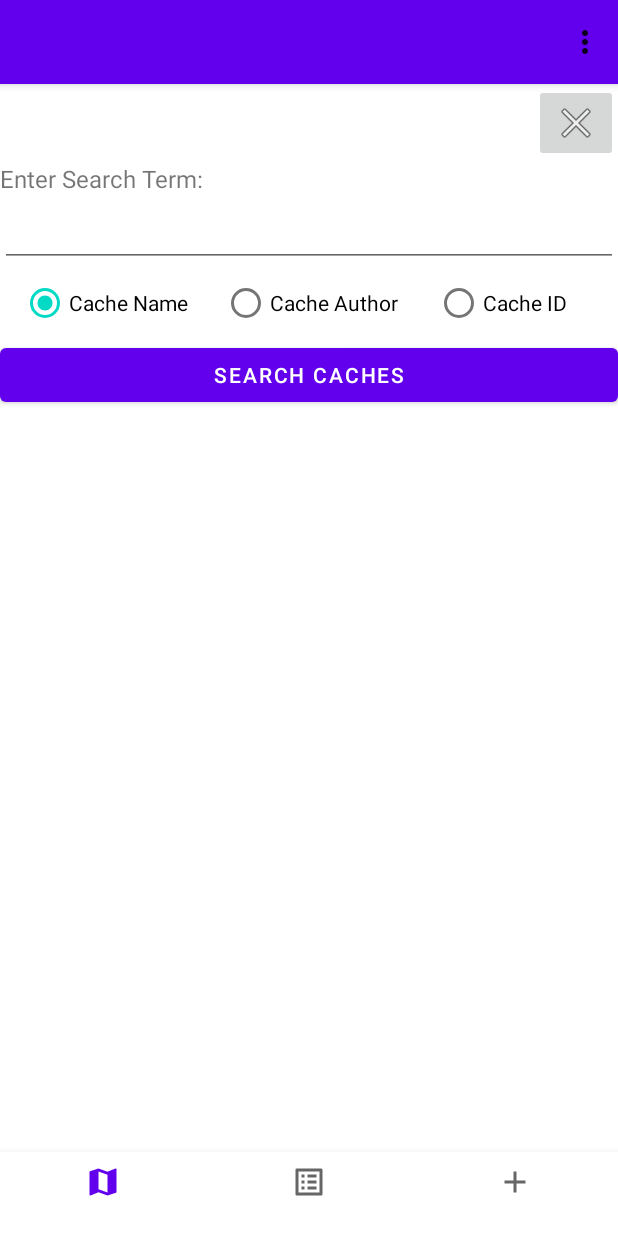
After one commit to LNeuf/CMPT370-GeocacheApp, an Android app: the fragment SearchCacheFragment placed in its activity, on a phone screen of 412 x 824 dp. The commit adds this screen. Run offline under Robolectric (Android 15) with nearby library versions, the phone set to English and light mode, and no system bars; our stand-ins replace Room's generated code; libraries missing offline, so code that uses them is left out: com.google.maps.android; 1 statement that could not run was skipped.

Commit message:
Added search by cache name, cache author and cache ID Added search fragment for testing/using search functionality Added some database queries for getting caches by author and cache name text Added SearchCacheFragment to UI to test Added search option to toolbar

```diff
--- a/app/src/main/java/com/cmpt370_geocacheapp/MainActivity.java
+++ b/app/src/main/java/com/cmpt370_geocacheapp/MainActivity.java
@@ -54,6 +54,7 @@ public class MainActivity extends AppCompatActivity implements IModelListener, M
     private CacheCreateFragment cacheCreateFragment;
     private RecommendCacheFragment recommendCacheFragment;
     private FilterCacheFragment filterCacheFragment;
+    private SearchCacheFragment searchCacheFragment;
     private ApplicationController controller;
     private ApplicationModel model;
     private InteractionModel iModel;
@@ -90,6 +91,7 @@ public class MainActivity extends AppCompatActivity implements IModelListener, M
         cacheCreateFragment = new CacheCreateFragment();
         recommendCacheFragment = new RecommendCacheFragment();
         filterCacheFragment = new FilterCacheFragment();
+        searchCacheFragment = new SearchCacheFragment();
 
 
         // MVC linking
@@ -101,6 +103,7 @@ public class MainActivity extends AppCompatActivity implements IModelListener, M
         cacheCreateFragment.setController(controller);
         recommendCacheFragment.setController(controller);
         filterCacheFragment.setController(controller);
+        searchCacheFragment.setController(controller);
 
         model.addSubscriber(listFragment);
         model.addSubscriber(this);
@@ -117,6 +120,7 @@ public class MainActivity extends AppCompatActivity implements IModelListener, M
         fragmentTransaction.add(R.id.frame_layout, cacheCreateFragment);
         fragmentTransaction.add(R.id.frame_layout, recommendCacheFragment);
         fragmentTransaction.add(R.id.frame_layout, filterCacheFragment);
+        fragmentTransaction.add(R.id.frame_layout, searchCacheFragment);
         fragmentTransaction.commit();
 
         // hide list and create fragments on startup - Google Map is always shown below
@@ -124,6 +128,7 @@ public class MainActivity extends AppCompatActivity implements IModelListener, M
         hideFragment(cacheCreateFragment);
         hideFragment(filterCacheFragment);
         hideFragment(recommendCacheFragment);
+        hideFragment(searchCacheFragment);
 
         // setup bottom navigation events
         binding.bottomNavigationView.setOnItemSelectedListener(item -> {
@@ -150,10 +155,17 @@ public class MainActivity extends AppCompatActivity implements IModelListener, M
                 case R.id.filter_caches:
                     showFragment(filterCacheFragment);
                     hideFragment(recommendCacheFragment);
+                    hideFragment(searchCacheFragment);
                     break;
                 case R.id.recommend_caches:
                     showFragment(recommendCacheFragment);
                     hideFragment(filterCacheFragment);
+                    hideFragment(searchCacheFragment);
+                    break;
+                case R.id.search_caches:
+                    showFragment(searchCacheFragment);
+                    hideFragment(filterCacheFragment);
+                    hideFragment(recommendCacheFragment);
                     break;
             }
             return true;
--- a/app/src/main/java/com/cmpt370_geocacheapp/database/GeocacheDao.java
+++ b/app/src/main/java/com/cmpt370_geocacheapp/database/GeocacheDao.java
@@ -38,6 +38,25 @@ public interface GeocacheDao {
                                 double longitudeMin, double longitudeMax);
 
     @Query(
+            "SELECT * FROM Geocache WHERE " +
+                    "id == :geocacheId"
+
+    )
+    Geocache getByCacheID(long geocacheId);
+
+    @Query(
+            "SELECT * FROM Geocache WHERE userUsername LIKE '%' || :authorText || '%'"
+
+    )
+    List<Geocache> getByAuthorString(String authorText);
+
+    @Query(
+            "SELECT * FROM Geocache WHERE cacheName LIKE '%' || :cacheNameText || '%'"
+
+    )
+    List<Geocache> getByCacheNameString(String cacheNameText);
+
+    @Query(
             "SELECT * FROM Geocache " +
                     "JOIN User ON Geocache.id = :geocacheId AND " +
                     "Geocache.userUsername = User.username"
--- /dev/null
+++ b/app/src/main/res/layout/fragment_search_cache.xml
@@ -0,0 +1,82 @@
+<?xml version="1.0" encoding="utf-8"?>
+<!--TODO: This is a temporary file used for testing the search functionality-->
+<FrameLayout xmlns:android="http://schemas.android.com/apk/res/android"
+    xmlns:app="http://schemas.android.com/apk/res-auto"
+    xmlns:tools="http://schemas.android.com/tools"
+    android:layout_width="match_parent"
+    android:layout_height="match_parent"
+    tools:context=".CacheCreateFragment">
+
+    <androidx.core.widget.NestedScrollView
+        android:id="@+id/cacheCreateNestedScrollID"
+        android:layout_width="match_parent"
+        android:layout_height="match_parent"
+        android:background="#FFFFFF">
+
+        <LinearLayout
+            android:id="@+id/cacheCreateLinearID"
+            android:layout_width="match_parent"
+            android:layout_height="wrap_content"
+            android:orientation="vertical">
+
+            <ImageButton
+                android:id="@+id/searchCloseButton"
+                android:layout_width="wrap_content"
+                android:layout_height="wrap_content"
+                android:layout_gravity="right"
+                android:src="@android:drawable/ic_menu_close_clear_cancel" />
+
+            <TextView
+                android:id="@+id/searchTextID"
+                android:layout_width="match_parent"
+                android:layout_height="wrap_content"
+                android:text="Enter Search Term:"
+                android:textSize="16sp" />
+
+            <com.google.android.material.textfield.TextInputEditText
+                android:id="@+id/searchEditText"
+                android:digits="ABCDEFGHIJKLMNOPQRSTUVWXYZabcdefghijklmnopqrstuvwxyz1234567890"
+                android:layout_width="match_parent"
+                android:layout_height="wrap_content"
+                android:inputType="textPhonetic"
+                android:minHeight="48dp"
+                tools:ignore="SpeakableTextPresentCheck" />
+
+            <RadioGroup
+                android:id="@+id/searchTypeRadioGroup"
+                android:layout_width="match_parent"
+                android:layout_height="match_parent"
+                android:gravity="center_horizontal"
+                android:orientation="horizontal">
+
+                <RadioButton
+                    android:id="@+id/searchNameRadioButton"
+                    android:layout_width="134dp"
+                    android:layout_height="wrap_content"
+                    android:checked="true"
+                    android:text="Cache Name" />
+
+                <RadioButton
+                    android:id="@+id/searchAuthorRadioButton"
+                    android:layout_width="142dp"
+                    android:layout_height="wrap_content"
+                    android:text="Cache Author" />
+
+                <RadioButton
+                    android:id="@+id/searchIDRadioButton"
+                    android:layout_width="107dp"
+                    android:layout_height="wrap_content"
+                    android:text="Cache ID" />
+            </RadioGroup>
+
+            <Button
+                android:id="@+id/cacheSearchButton"
+                android:layout_width="match_parent"
+                android:layout_height="wrap_content"
+                android:text="Search Caches" />
+
+            <!--            TODO: Button to get current location, so you dont have to type in the long/lat-->
+
+        </LinearLayout>
+    </androidx.core.widget.NestedScrollView>
+</FrameLayout>
--- a/app/src/main/res/menu/toolbar.xml
+++ b/app/src/main/res/menu/toolbar.xml
@@ -10,7 +10,12 @@
     <item
         android:id="@+id/recommend_caches"
         android:icon="@android:drawable/btn_star_big_on"
-        android:title="Get Recommendation" />
+        android:title="Recommend Cache..." />
+
+    <item
+        android:id="@+id/search_caches"
+        android:icon="@android:drawable/btn_star_big_on"
+        android:title="Search Caches..." />
 
 
 </menu>
```
Also changed, not shown: app/src/main/java/com/cmpt370_geocacheapp/ApplicationController.java (+23 -0 lines), app/src/main/java/com/cmpt370_geocacheapp/ApplicationModel.java (+43 -14 lines), app/src/main/java/com/cmpt370_geocacheapp/SearchCacheFragment.java (added, +120 -0 lines).
